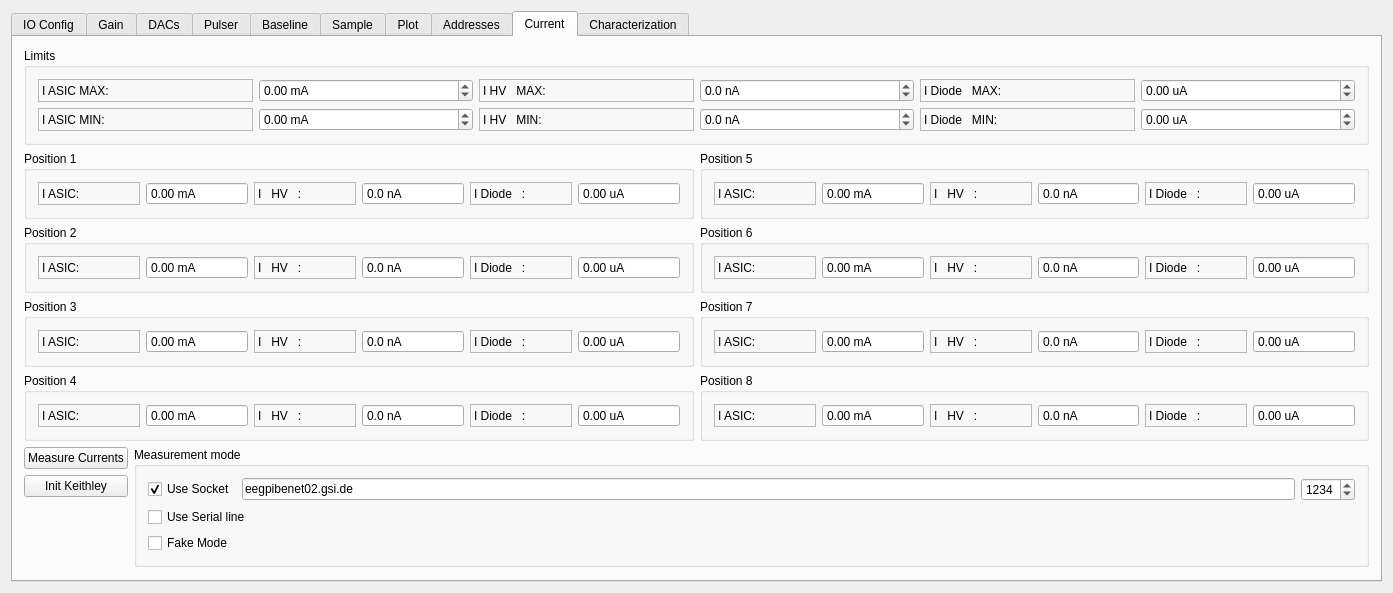
Before: the Qt Designer form mbspex/gui/qt/apfel/ApfelWidget.ui in gsi-ee/drivers, drawn with Qt 5.
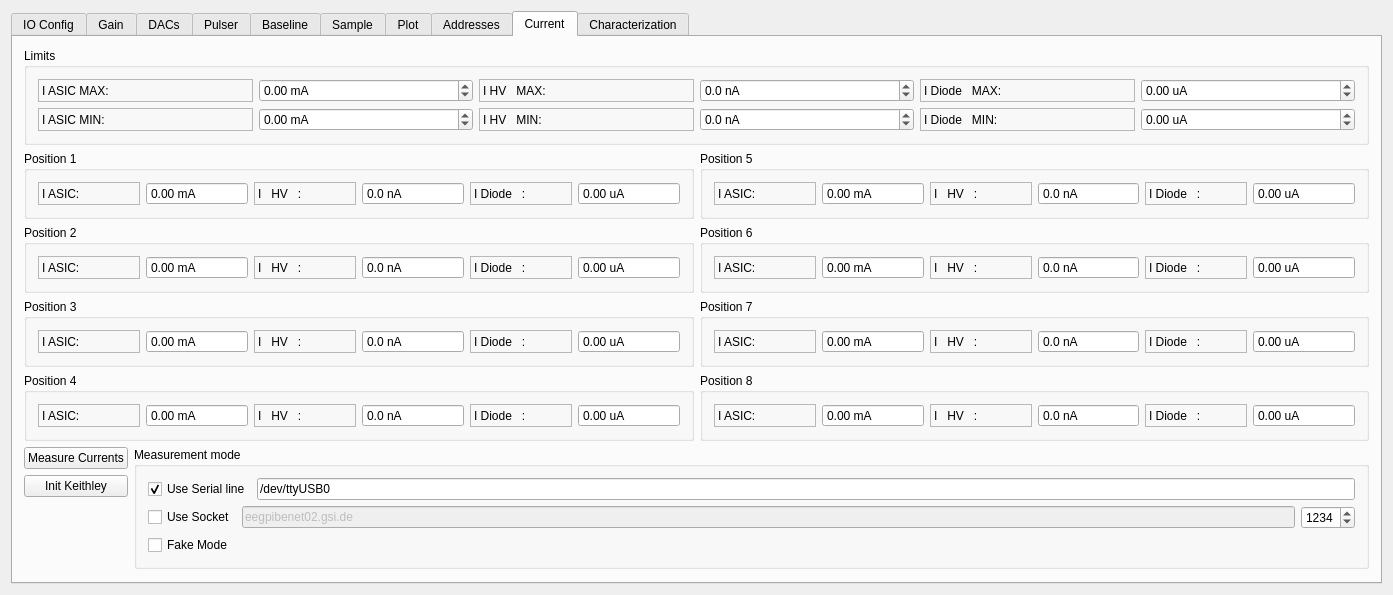
After: the same form once the commit is applied. The open tabs and pages were chosen to show the change. Custom widgets are drawn as their Qt base class.

Commit message: mbspex apfel gui: add variable device name for serial current measurement. Worked with dev/ttyUSB0

Patch:
```diff
--- a/mbspex/gui/qt/apfel/ApfelWidget.ui
+++ b/mbspex/gui/qt/apfel/ApfelWidget.ui
@@ -14,7 +14,7 @@
    <string>APFEL Widget</string>
   </property>
   <layout class="QGridLayout" name="gridLayout_77">
-   <item row="1" column="0">
+   <item row="0" column="0">
     <widget class="QTabWidget" name="ApfelTabWidget">
      <property name="toolTip">
       <string>Push this button to start measurement from keithly</string>
@@ -8033,7 +8033,7 @@
       <attribute name="title">
        <string>Current</string>
       </attribute>
-      <layout class="QFormLayout" name="formLayout_4">
+      <layout class="QFormLayout" name="formLayout">
        <item row="0" column="0" colspan="2">
         <widget class="QGroupBox" name="CurrentAlarmGroupBox">
          <property name="title">
@@ -9507,8 +9507,10 @@
          <property name="title">
           <string>Measurement mode</string>
          </property>
-         <layout class="QFormLayout" name="formLayout">
-          <item row="1" column="0">
+         <layout class="QVBoxLayout" name="verticalLayout_17">
+          <item>
+           <layout class="QHBoxLayout" name="horizontalLayout_148">
+            <item>
            <widget class="QCheckBox" name="CurrentSerialCheckBox">
             <property name="toolTip">
              <string>Check to use fake currents without multimeter IO to test scan output</string>
@@ -9516,25 +9518,27 @@
             <property name="text">
              <string>Use Serial line</string>
             </property>
+              <property name="checked">
+               <bool>true</bool>
+              </property>
             <property name="autoExclusive">
              <bool>true</bool>
             </property>
            </widget>
           </item>
-          <item row="2" column="0">
-           <widget class="QCheckBox" name="CurrentTestCheckBox">
+            <item>
+             <widget class="QLineEdit" name="SerialDeviceName">
             <property name="toolTip">
              <string>Check to use fake currents without multimeter IO to test scan output</string>
             </property>
             <property name="text">
-             <string>Fake Mode</string>
-            </property>
-            <property name="autoExclusive">
-             <bool>true</bool>
+               <string>/dev/ttyUSB0</string>
             </property>
            </widget>
           </item>
-          <item row="0" column="0" colspan="2">
+           </layout>
+          </item>
+          <item>
            <layout class="QHBoxLayout" name="horizontalLayout_150">
             <item>
              <widget class="QCheckBox" name="CurrentSocketCheckBox">
@@ -9545,7 +9549,7 @@
                <string>Use Socket</string>
               </property>
               <property name="checked">
-               <bool>true</bool>
+               <bool>false</bool>
               </property>
               <property name="autoExclusive">
                <bool>true</bool>
@@ -9554,6 +9558,9 @@
             </item>
             <item>
              <widget class="QLineEdit" name="CurrentNodeName">
+              <property name="enabled">
+               <bool>false</bool>
+              </property>
               <property name="toolTip">
                <string>Specify node name of gpbi socket device</string>
               </property>
@@ -9577,6 +9584,19 @@
             </item>
            </layout>
           </item>
+          <item>
+           <widget class="QCheckBox" name="CurrentTestCheckBox">
+            <property name="toolTip">
+             <string>Check to use fake currents without multimeter IO to test scan output</string>
+            </property>
+            <property name="text">
+             <string>Fake Mode</string>
+            </property>
+            <property name="autoExclusive">
+             <bool>true</bool>
+            </property>
+           </widget>
+          </item>
          </layout>
         </widget>
        </item>
```
Left out of the diff: 30 changed lines with no effect on the pictures. Lines whose indentation alone changed are shown as unchanged. The commit also changes 3 other files.
